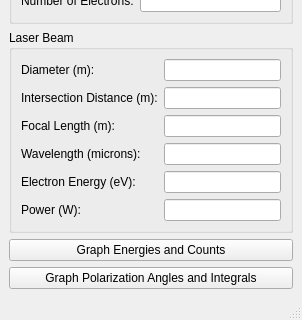
alanrussian/Monte-Carlo-Simulations-of-Electron-Scattering-Experiments, file UI/main_window.ui: the form before one commit; both pictures show x 0 to 302 and y 148 to 468 of the 302 by 468 pixel window.
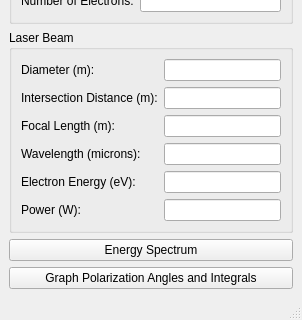
The form after the commit.

```diff
--- a/UI/main_window.ui
+++ b/UI/main_window.ui
@@ -143,7 +143,7 @@
     <item>
      <widget class="QPushButton" name="graphBins">
       <property name="text">
-       <string>Graph Energies and Counts</string>
+       <string>Energy Spectrum</string>
       </property>
       <property name="autoDefault">
        <bool>true</bool>
```
